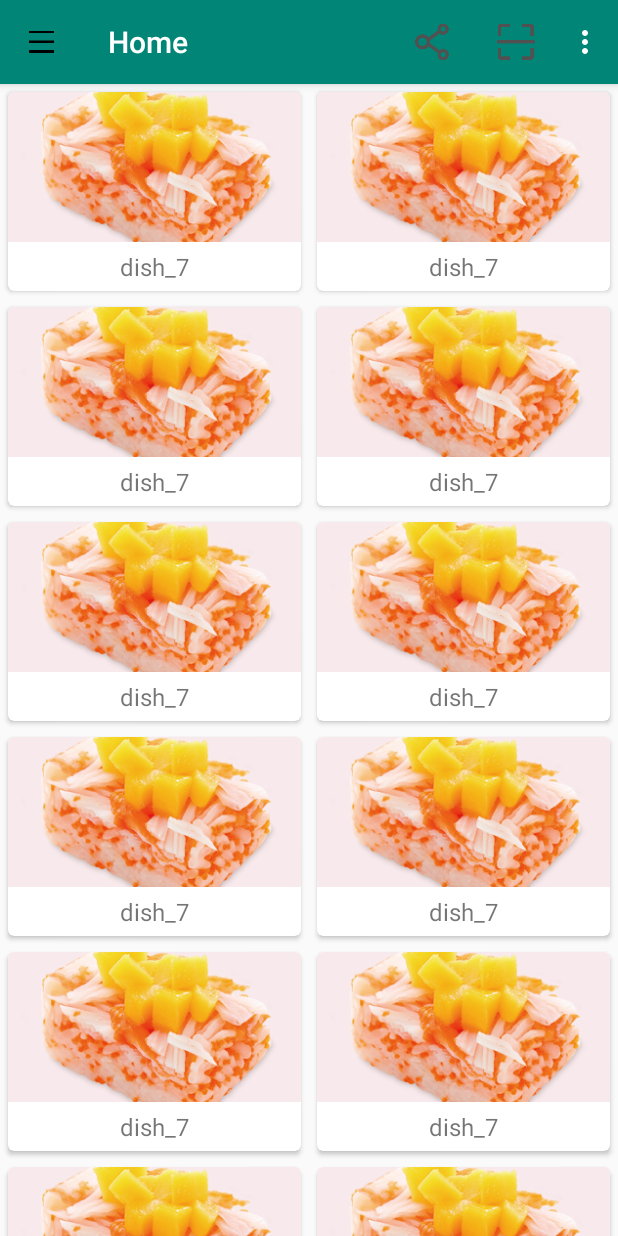
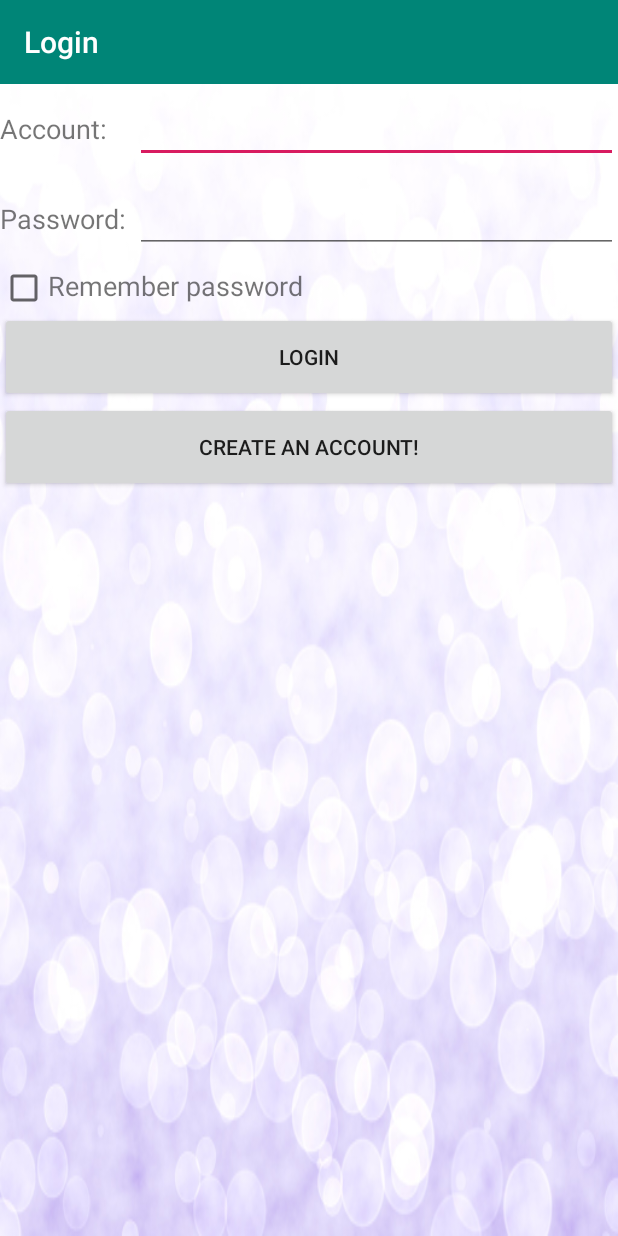
Before and after one commit to java2019spring/AndriodAPP, an Android app: the screen it shows after launch (MainActivity before the commit, LoginActivity after it), on a phone screen of 412 x 824 dp. Run offline under Robolectric (Android 15) with nearby library versions, the phone set to English and light mode, and no system bars.

Commit message:
add login and sign up

```diff
--- /dev/null
+++ b/app/src/main/java/com/example/javaproject/LoginActivity.java
@@ -0,0 +1,94 @@
+package com.example.javaproject;
+
+import android.content.Intent;
+import android.content.SharedPreferences;
+import android.preference.PreferenceManager;
+import android.support.v7.app.ActionBar;
+import android.support.v7.app.AppCompatActivity;
+import android.os.Bundle;
+import android.util.Log;
+import android.view.View;
+import android.widget.Button;
+import android.widget.CheckBox;
+import android.widget.EditText;
+import android.widget.Toast;
+import android.support.v7.widget.Toolbar;
+
+import java.security.AlgorithmConstraints;
+import java.util.prefs.PreferenceChangeEvent;
+
+public class LoginActivity extends AppCompatActivity {
+
+    private SharedPreferences pref;
+    private SharedPreferences.Editor editor;
+    private EditText accountEdit;
+    private EditText passwordEdit;
+    private Button login;
+    private CheckBox rememberPass;
+    private Button sign_up;
+
+    @Override
+    protected void onCreate(Bundle savedInstanceState) {
+        super.onCreate(savedInstanceState);
+        setContentView(R.layout.activity_login);
+        Toolbar toolbar = (Toolbar) findViewById(R.id.login_toolbar);
+        setSupportActionBar(toolbar);
+
+
+        pref = PreferenceManager.getDefaultSharedPreferences(this);
+        accountEdit = (EditText) findViewById(R.id.account);
+        passwordEdit = (EditText) findViewById(R.id.password);
+        rememberPass = (CheckBox) findViewById(R.id.remember_pass);
+        login = (Button) findViewById(R.id.login);
+        sign_up = (Button) findViewById(R.id.sign_up);
+        boolean isRemember = pref.getBoolean("remember_password", false);
+        if(isRemember)
+        {
+            String account = pref.getString("account_default", "");
+            String password = pref.getString("password", "");
+            accountEdit.setText(account);
+            passwordEdit.setText(password);
+            rememberPass.setChecked(true);
+        }
+
+        login.setOnClickListener(new View.OnClickListener() {
+            @Override
+            public void onClick(View v) {
+                String account = accountEdit.getText().toString();
+                String password = passwordEdit.getText().toString();
+                String truePassword = pref.getString(account, "");
+
+                if(truePassword.equals(password))   //account matches the password
+                {
+                    editor = pref.edit();
+                    if(rememberPass.isChecked())
+                    {
+                        editor.putBoolean("remember_password", true);
+                        editor.putString("account_default", account);
+                        editor.putString("password", password);
+                    }
+                    else
+                        editor.clear();
+                    editor.apply();
+                    Intent intent = new Intent(LoginActivity.this, MainActivity.class);
+                    startActivity(intent);
+                    finish();
+                }
+                else
+                {
+                    Toast.makeText(LoginActivity.this, "Account or password is invalid", Toast.LENGTH_SHORT).show();
+                }
+            }
+        });
+
+        sign_up.setOnClickListener(new View.OnClickListener() {
+            @Override
+            public void onClick(View v) {
+                Intent intent = new Intent(LoginActivity.this, SignupActivity.class);
+                startActivity(intent);
+                finish();
+            }
+        });
+
+    }
+}
--- a/app/src/main/java/com/example/javaproject/MainActivity.java
+++ b/app/src/main/java/com/example/javaproject/MainActivity.java
@@ -162,12 +162,15 @@ public class MainActivity extends AppCompatActivity {
                 Toast.makeText(this, "This is homepage!", Toast.LENGTH_SHORT).show();
                 break;
             case R.id.shopping:
-                //Toast.makeText(this, "You clicked comment", Toast.LENGTH_SHORT).show();
                 Intent intent = new Intent(MainActivity.this, ShoppingCartActivity.class);
                 startActivity(intent);
                 break;
             case R.id.comment:
                 Toast.makeText(this, "You clicked comment", Toast.LENGTH_SHORT).show();
+                break;
+            case R.id.toolbar_log_out:
+                Intent intent3 = new Intent(MainActivity.this, LoginActivity.class);
+                startActivity(intent3);
                 break;
             case android.R.id.home:
                 mDrawerLayout.openDrawer(GravityCompat.START);
--- a/app/src/main/java/com/example/javaproject/ShoppingCartActivity.java
+++ b/app/src/main/java/com/example/javaproject/ShoppingCartActivity.java
@@ -183,6 +183,10 @@ public class ShoppingCartActivity extends AppCompatActivity {
             case R.id.comment:
                 Toast.makeText(this, "You clicked comment", Toast.LENGTH_SHORT).show();
                 break;
+            case R.id.toolbar_log_out:
+                Intent intent3 = new Intent(ShoppingCartActivity.this, LoginActivity.class);
+                startActivity(intent3);
+                break;
             case android.R.id.home:
                 mDrawerLayout.openDrawer(GravityCompat.START);
                 break;
--- /dev/null
+++ b/app/src/main/res/layout/activity_login.xml
@@ -0,0 +1,80 @@
+<?xml version="1.0" encoding="utf-8"?>
+<LinearLayout xmlns:android="http://schemas.android.com/apk/res/android"
+    xmlns:app="http://schemas.android.com/apk/res-auto"
+    android:orientation="vertical"
+    android:layout_width="match_parent"
+    android:layout_height="match_parent"
+    android:background="@drawable/background">
+
+    <android.support.v7.widget.Toolbar
+        android:id="@+id/login_toolbar"
+        android:layout_width="match_parent"
+        android:layout_height="?attr/actionBarSize"
+        android:background="?attr/colorPrimary"
+        android:theme="@style/ThemeOverlay.AppCompat.Dark.ActionBar"
+        app:popupTheme="@style/ThemeOverlay.AppCompat.Light" />
+
+    <LinearLayout
+        android:orientation="horizontal"
+        android:layout_width="match_parent"
+        android:layout_height="60dp">
+        <TextView
+            android:layout_width="90dp"
+            android:layout_height="wrap_content"
+            android:layout_gravity="center_vertical"
+            android:textSize="18sp"
+            android:text="Account:"/>
+
+        <EditText
+            android:id="@+id/account"
+            android:layout_width="0dp"
+            android:layout_height="wrap_content"
+            android:layout_weight="1"
+            android:layout_gravity="center_vertical"/>
+
+    </LinearLayout>
+    <LinearLayout
+        android:orientation="horizontal"
+        android:layout_width="match_parent"
+        android:layout_height="60dp">
+        <TextView
+            android:layout_width="90dp"
+            android:layout_height="wrap_content"
+            android:layout_gravity="center_vertical"
+            android:textSize="18sp"
+            android:text="Password:"/>
+        <EditText
+            android:id="@+id/password"
+            android:layout_width="0dp"
+            android:layout_height="wrap_content"
+            android:layout_gravity="center_vertical"
+            android:layout_weight="1"
+            android:inputType="textPassword"/>
+    </LinearLayout>
+    <LinearLayout
+        android:orientation="horizontal"
+        android:layout_width="match_parent"
+        android:layout_height="wrap_content">
+        <CheckBox
+            android:id="@+id/remember_pass"
+            android:layout_width="wrap_content"
+            android:layout_height="wrap_content" />
+        <TextView
+            android:layout_width="wrap_content"
+            android:layout_height="wrap_content"
+            android:textSize="18sp"
+            android:text="Remember password"/>
+
+    </LinearLayout>
+
+    <Button
+        android:id="@+id/login"
+        android:layout_width="match_parent"
+        android:layout_height="60dp"
+        android:text="Login"/>
+    <Button
+        android:id="@+id/sign_up"
+        android:layout_width="match_parent"
+        android:layout_height="60dp"
+        android:text="Create an account!" />
+</LinearLayout>
--- a/app/src/main/res/menu/toolbar.xml
+++ b/app/src/main/res/menu/toolbar.xml
@@ -22,6 +22,11 @@
         android:title="@string/shopping"
         app:showAsAction="never"/>
     <item
+        android:id="@+id/toolbar_log_out"
+        android:icon="@drawable/page_choice"
+        android:title="Log out"
+        app:showAsAction="never"/>
+    <item
         android:id="@+id/comment"
         android:icon="@drawable/page_choice"
         android:title="Comment"
```
Also changed, not shown: app/src/main/AndroidManifest.xml (+14 -8 lines), app/src/main/java/com/example/javaproject/SignupActivity.java (added, +60 -0 lines), app/src/main/res/layout/activity_signup.xml (added, +60 -0 lines), app/src/main/res/drawable-xxhdpi/background.jpg (added), 1 other file.
